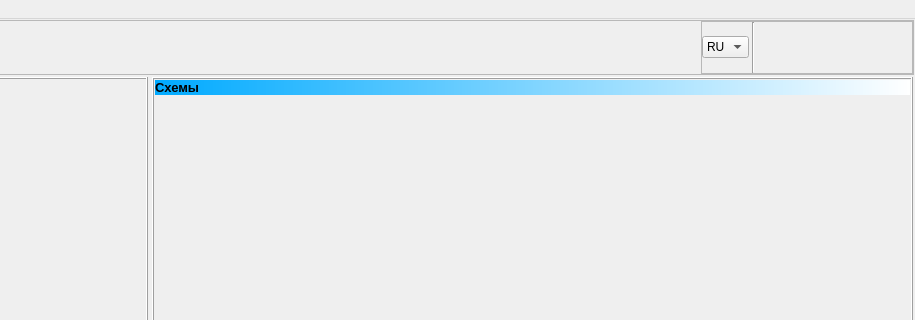
Above: NanotechPRO/nanotechpro.ui from Mik2203/NanotechPRO before the change; both pictures show x 354 to 1269 and y 0 to 320 of the 1269 by 777 pixel window. Below: the same form after it.
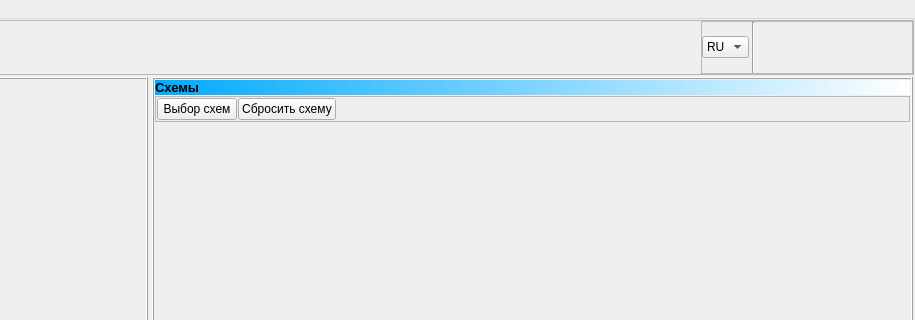
That is the form after the change. The open tabs and pages were chosen to show the change. Icons and pictures are not drawn.

What changed in the file:
```diff
--- a/NanotechPRO/nanotechpro.ui
+++ b/NanotechPRO/nanotechpro.ui
@@ -2372,6 +2372,16 @@
            <property name="spacing">
             <number>1</number>
            </property>
+           <item row="2" column="0">
+            <widget class="QLabel" name="label_12">
+             <property name="styleSheet">
+              <string notr="true">image: url(:/forms/scheme_0.png);</string>
+             </property>
+             <property name="text">
+              <string/>
+             </property>
+            </widget>
+           </item>
            <item row="0" column="0">
             <widget class="QLabel" name="la_block_1_2_page_0">
              <property name="sizePolicy">
@@ -2398,13 +2408,63 @@
             </widget>
            </item>
            <item row="1" column="0">
-            <widget class="QLabel" name="label_12">
-             <property name="styleSheet">
-              <string notr="true">image: url(:/forms/scheme_0.png);</string>
+            <widget class="QFrame" name="fr_schemes_0">
+             <property name="sizePolicy">
+              <sizepolicy hsizetype="Preferred" vsizetype="Fixed">
+               <horstretch>0</horstretch>
+               <verstretch>0</verstretch>
+              </sizepolicy>
              </property>
-             <property name="text">
-              <string/>
+             <property name="frameShape">
+              <enum>QFrame::StyledPanel</enum>
              </property>
+             <property name="frameShadow">
+              <enum>QFrame::Raised</enum>
+             </property>
+             <layout class="QGridLayout" name="gridLayout_29">
+              <property name="leftMargin">
+               <number>1</number>
+              </property>
+              <property name="topMargin">
+               <number>1</number>
+              </property>
+              <property name="rightMargin">
+               <number>1</number>
+              </property>
+              <property name="bottomMargin">
+               <number>1</number>
+              </property>
+              <property name="spacing">
+               <number>1</number>
+              </property>
+              <item row="0" column="0">
+               <widget class="QPushButton" name="pushB_schemes_0">
+                <property name="text">
+                 <string>Выбор схем</string>
+                </property>
+               </widget>
+              </item>
+              <item row="0" column="1">
+               <widget class="QPushButton" name="pushB_schemes_reset_0">
+                <property name="text">
+                 <string>Сбросить схему</string>
+                </property>
+               </widget>
+              </item>
+              <item row="0" column="2">
+               <spacer name="horizontalSpacer_11">
+                <property name="orientation">
+                 <enum>Qt::Horizontal</enum>
+                </property>
+                <property name="sizeHint" stdset="0">
+                 <size>
+                  <width>581</width>
+                  <height>20</height>
+                 </size>
+                </property>
+               </spacer>
+              </item>
+             </layout>
             </widget>
            </item>
           </layout>
```
Left out of the diff: 2 changed lines with no effect on the pictures.
